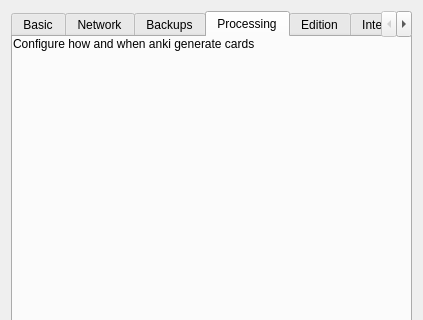
First picture: the form in designer/preferences.ui, repository lovac42/anki, before the edit; both pictures show x 0 to 423 and y 0 to 320 of the 423 by 552 pixel window.
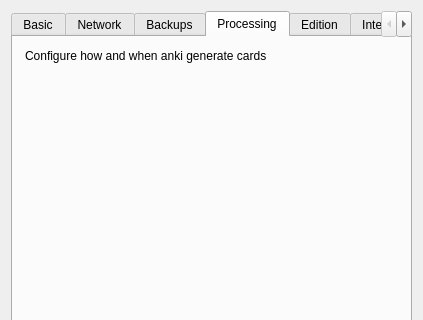
Second picture: the form after the edit. The open tabs and pages were chosen to show the change.

Commit message: Adding marging to preferences

Diff of the .ui file:
```diff
--- a/designer/preferences.ui
+++ b/designer/preferences.ui
@@ -469,16 +469,22 @@
       <attribute name="title">
        <string>Processing</string>
       </attribute>
-      <widget class="QWidget" name="verticalLayoutWidget">
-       <property name="geometry">
-        <rect>
-         <x>0</x>
-         <y>0</y>
-         <width>401</width>
-         <height>471</height>
-        </rect>
+      <layout class="QVBoxLayout" name="verticalLayout">
+       <property name="spacing">
+        <number>12</number>
        </property>
-       <layout class="QVBoxLayout" name="verticalLayout_6">
+       <property name="leftMargin">
+        <number>12</number>
+       </property>
+       <property name="topMargin">
+        <number>12</number>
+       </property>
+       <property name="rightMargin">
+        <number>12</number>
+       </property>
+       <property name="bottomMargin">
+        <number>12</number>
+       </property>
         <item>
          <widget class="QLabel" name="label_12">
           <property name="text">
@@ -503,7 +509,6 @@
          </spacer>
         </item>
        </layout>
-      </widget>
      </widget>
      <widget class="QWidget" name="tab_4">
       <attribute name="title">
```
Left out of the diff: 44 changed lines with no effect on the pictures.
